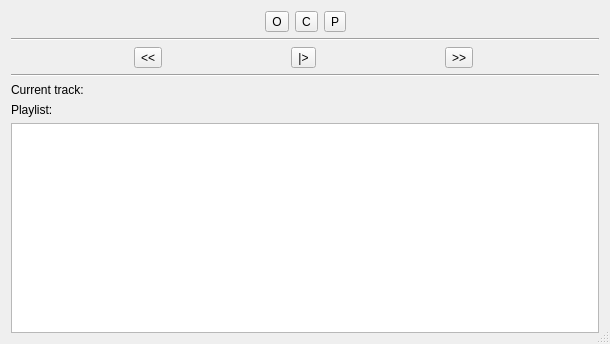
Before: the Qt Designer form libraries/mvp-player-qtgui/src/mvp-player-qtgui/ui/MVPPlayerDialog.ui in edubois/mvp-player, drawn with Qt 5.
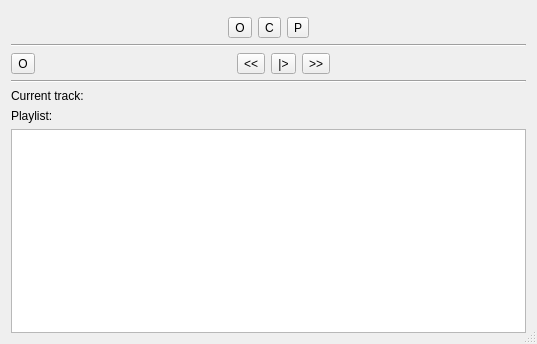
After: the same form once the commit is applied. Icons and pictures are not drawn.

Commit message: mvp-player-qt: added settings and special play/record button.

The edit to the form file:
```diff
--- a/libraries/mvp-player-qtgui/src/mvp-player-qtgui/ui/MVPPlayerDialog.ui
+++ b/libraries/mvp-player-qtgui/src/mvp-player-qtgui/ui/MVPPlayerDialog.ui
@@ -6,12 +6,12 @@
    <rect>
     <x>0</x>
     <y>0</y>
-    <width>610</width>
+    <width>537</width>
     <height>344</height>
    </rect>
   </property>
   <property name="windowTitle">
-   <string>MVPPlayer</string>
+   <string>MVP Media player</string>
   </property>
   <property name="sizeGripEnabled">
    <bool>true</bool>
@@ -25,6 +25,16 @@
      <property name="topMargin">
       <number>0</number>
      </property>
+     <item>
+      <widget class="QFrame" name="frameImage">
+       <property name="frameShape">
+        <enum>QFrame::Panel</enum>
+       </property>
+       <property name="frameShadow">
+        <enum>QFrame::Raised</enum>
+       </property>
+      </widget>
+     </item>
      <item>
       <layout class="QHBoxLayout" name="horizontalLayout_3">
        <property name="topMargin">
@@ -121,6 +131,39 @@
      </item>
      <item>
       <layout class="QHBoxLayout" name="horizontalLayout">
+       <item>
+        <widget class="QToolButton" name="btnRecord">
+         <property name="toolTip">
+          <string>Record from input device</string>
+         </property>
+         <property name="text">
+          <string>O</string>
+         </property>
+         <property name="icon">
+          <iconset resource="../resources/mvpplayer.qrc">
+           <normaloff>:/mvpplayer/action/record.png</normaloff>:/mvpplayer/action/record.png</iconset>
+         </property>
+         <property name="iconSize">
+          <size>
+           <width>32</width>
+           <height>32</height>
+          </size>
+         </property>
+        </widget>
+       </item>
+       <item>
+        <spacer name="horizontalSpacer_3">
+         <property name="orientation">
+          <enum>Qt::Horizontal</enum>
+         </property>
+         <property name="sizeHint" stdset="0">
+          <size>
+           <width>40</width>
+           <height>20</height>
+          </size>
+         </property>
+        </spacer>
+       </item>
        <item>
         <widget class="QToolButton" name="btnPrevious">
          <property name="text">
@@ -175,6 +218,19 @@
          </property>
         </widget>
        </item>
+       <item>
+        <spacer name="horizontalSpacer_4">
+         <property name="orientation">
+          <enum>Qt::Horizontal</enum>
+         </property>
+         <property name="sizeHint" stdset="0">
+          <size>
+           <width>40</width>
+           <height>20</height>
+          </size>
+         </property>
+        </spacer>
+       </item>
       </layout>
      </item>
      <item>
```
Left out of the diff: 1 changed line with no effect on the pictures. The commit also changes 5 other files.
